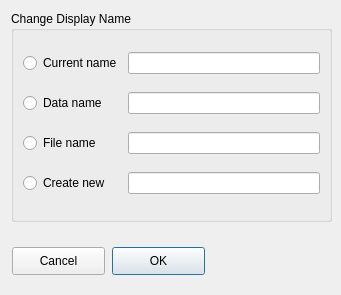
SasView/sasview, file src/sas/qtgui/MainWindow/UI/ChangeNameUI.ui: the form before one commit.
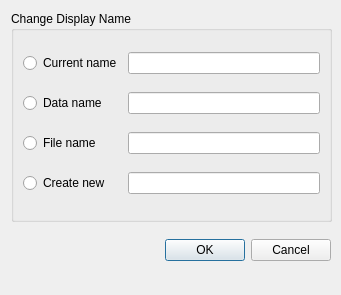
The form after the commit.

Commit message: Add a minimum size to the name change window and right-justify the OK and cancel buttons.

```diff
--- a/src/sas/qtgui/MainWindow/UI/ChangeNameUI.ui
+++ b/src/sas/qtgui/MainWindow/UI/ChangeNameUI.ui
@@ -10,6 +10,12 @@
     <height>295</height>
    </rect>
   </property>
+  <property name="minimumSize">
+   <size>
+    <width>341</width>
+    <height>295</height>
+   </size>
+  </property>
   <property name="windowTitle">
    <string>Change Category:</string>
   </property>
@@ -76,31 +82,44 @@
    <zorder>txtDataName</zorder>
    <zorder>txtFileName</zorder>
   </widget>
-  <widget class="QPushButton" name="cmdOK">
+  <widget class="QWidget" name="horizontalLayoutWidget">
    <property name="geometry">
     <rect>
-     <x>112</x>
-     <y>247</y>
-     <width>93</width>
-     <height>28</height>
+     <x>10</x>
+     <y>230</y>
+     <width>321</width>
+     <height>41</height>
     </rect>
    </property>
-   <property name="text">
-    <string>OK</string>
-   </property>
-  </widget>
-  <widget class="QPushButton" name="cmdCancel">
-   <property name="geometry">
-    <rect>
-     <x>12</x>
-     <y>247</y>
-     <width>93</width>
-     <height>28</height>
-    </rect>
-   </property>
-   <property name="text">
-    <string>Cancel</string>
-   </property>
+   <layout class="QHBoxLayout" name="horizontalLayout_2">
+    <item>
+     <spacer name="horizontalSpacer">
+      <property name="orientation">
+       <enum>Qt::Horizontal</enum>
+      </property>
+      <property name="sizeHint" stdset="0">
+       <size>
+        <width>40</width>
+        <height>20</height>
+       </size>
+      </property>
+     </spacer>
+    </item>
+    <item>
+     <widget class="QPushButton" name="cmdOK">
+      <property name="text">
+       <string>OK</string>
+      </property>
+     </widget>
+    </item>
+    <item>
+     <widget class="QPushButton" name="cmdCancel">
+      <property name="text">
+       <string>Cancel</string>
+      </property>
+     </widget>
+    </item>
+   </layout>
   </widget>
  </widget>
  <resources/>
```
Left out of the diff: 32 changed lines with no effect on the pictures.
